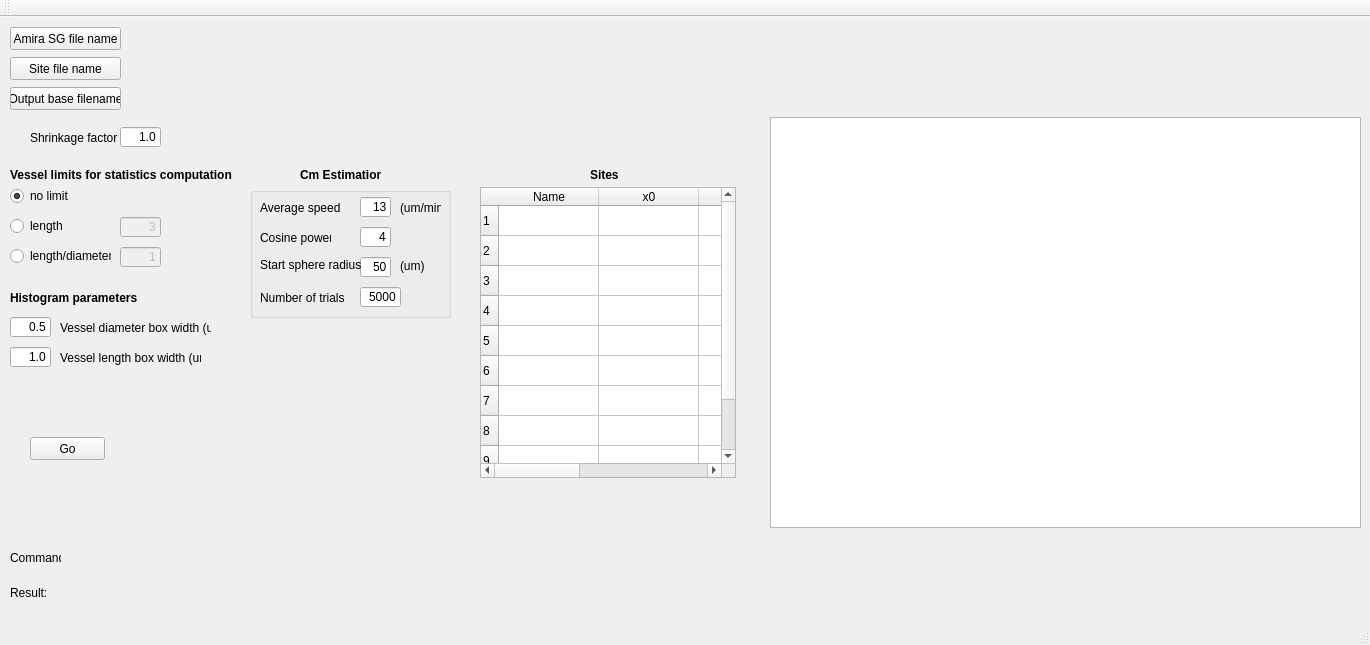
First picture: the form in Qt/Batcher/mainwindow.ui, repository gibbogle/vessel-tools, before the edit.
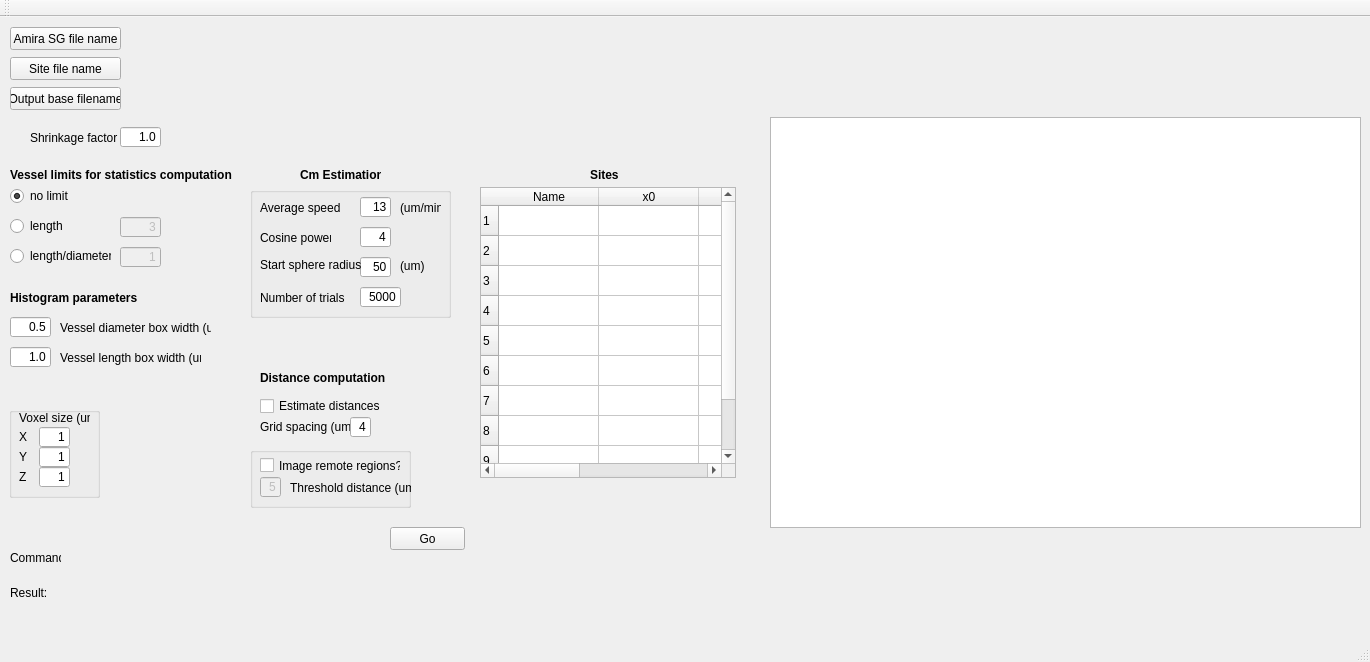
Second picture: the form after the edit.

Patch:
```diff
--- a/Qt/Batcher/mainwindow.ui
+++ b/Qt/Batcher/mainwindow.ui
@@ -7,7 +7,7 @@
     <x>0</x>
     <y>0</y>
     <width>1370</width>
-    <height>645</height>
+    <height>662</height>
    </rect>
   </property>
   <property name="windowTitle">
@@ -43,8 +43,8 @@
    <widget class="QPushButton" name="pushButtonAnalyse">
     <property name="geometry">
      <rect>
-      <x>30</x>
-      <y>420</y>
+      <x>390</x>
+      <y>510</y>
       <width>75</width>
       <height>23</height>
      </rect>
@@ -671,6 +671,251 @@
      <string/>
     </property>
    </widget>
+   <widget class="QGroupBox" name="groupBoxVoxel">
+    <property name="geometry">
+     <rect>
+      <x>9</x>
+      <y>390</y>
+      <width>91</width>
+      <height>91</height>
+     </rect>
+    </property>
+    <property name="title">
+     <string/>
+    </property>
+    <widget class="QLabel" name="label_voxel">
+     <property name="geometry">
+      <rect>
+       <x>10</x>
+       <y>0</y>
+       <width>71</width>
+       <height>21</height>
+      </rect>
+     </property>
+     <property name="text">
+      <string>Voxel size (um)</string>
+     </property>
+    </widget>
+    <widget class="QLabel" name="label_X">
+     <property name="geometry">
+      <rect>
+       <x>10</x>
+       <y>20</y>
+       <width>16</width>
+       <height>20</height>
+      </rect>
+     </property>
+     <property name="text">
+      <string>X</string>
+     </property>
+    </widget>
+    <widget class="QLineEdit" name="lineEditVx">
+     <property name="geometry">
+      <rect>
+       <x>30</x>
+       <y>20</y>
+       <width>31</width>
+       <height>20</height>
+      </rect>
+     </property>
+     <property name="text">
+      <string>1</string>
+     </property>
+     <property name="alignment">
+      <set>Qt::AlignRight|Qt::AlignTrailing|Qt::AlignVCenter</set>
+     </property>
+    </widget>
+    <widget class="QLineEdit" name="lineEditVy">
+     <property name="geometry">
+      <rect>
+       <x>30</x>
+       <y>40</y>
+       <width>31</width>
+       <height>20</height>
+      </rect>
+     </property>
+     <property name="text">
+      <string>1</string>
+     </property>
+     <property name="alignment">
+      <set>Qt::AlignRight|Qt::AlignTrailing|Qt::AlignVCenter</set>
+     </property>
+    </widget>
+    <widget class="QLabel" name="label_Y">
+     <property name="geometry">
+      <rect>
+       <x>10</x>
+       <y>40</y>
+       <width>16</width>
+       <height>20</height>
+      </rect>
+     </property>
+     <property name="text">
+      <string>Y</string>
+     </property>
+    </widget>
+    <widget class="QLabel" name="label_Z">
+     <property name="geometry">
+      <rect>
+       <x>10</x>
+       <y>60</y>
+       <width>16</width>
+       <height>20</height>
+      </rect>
+     </property>
+     <property name="text">
+      <string>Z</string>
+     </property>
+    </widget>
+    <widget class="QLineEdit" name="lineEditVz">
+     <property name="geometry">
+      <rect>
+       <x>30</x>
+       <y>60</y>
+       <width>31</width>
+       <height>20</height>
+      </rect>
+     </property>
+     <property name="text">
+      <string>1</string>
+     </property>
+     <property name="alignment">
+      <set>Qt::AlignRight|Qt::AlignTrailing|Qt::AlignVCenter</set>
+     </property>
+    </widget>
+   </widget>
+   <widget class="QLabel" name="labelGrid_dx">
+    <property name="geometry">
+     <rect>
+      <x>260</x>
+      <y>400</y>
+      <width>91</width>
+      <height>20</height>
+     </rect>
+    </property>
+    <property name="text">
+     <string>Grid spacing (um)</string>
+    </property>
+   </widget>
+   <widget class="QLineEdit" name="lineEditGrid_dx">
+    <property name="geometry">
+     <rect>
+      <x>350</x>
+      <y>400</y>
+      <width>21</width>
+      <height>20</height>
+     </rect>
+    </property>
+    <property name="text">
+     <string>4</string>
+    </property>
+    <property name="alignment">
+     <set>Qt::AlignRight|Qt::AlignTrailing|Qt::AlignVCenter</set>
+    </property>
+   </widget>
+   <widget class="QGroupBox" name="groupBoxImage">
+    <property name="geometry">
+     <rect>
+      <x>250</x>
+      <y>430</y>
+      <width>161</width>
+      <height>61</height>
+     </rect>
+    </property>
+    <property name="title">
+     <string/>
+    </property>
+    <widget class="QLabel" name="label_threshold">
+     <property name="geometry">
+      <rect>
+       <x>40</x>
+       <y>30</y>
+       <width>121</width>
+       <height>21</height>
+      </rect>
+     </property>
+     <property name="text">
+      <string>Threshold distance (um)</string>
+     </property>
+    </widget>
+    <widget class="QLineEdit" name="lineEditThreshold">
+     <property name="enabled">
+      <bool>false</bool>
+     </property>
+     <property name="geometry">
+      <rect>
+       <x>10</x>
+       <y>30</y>
+       <width>21</width>
+       <height>20</height>
+      </rect>
+     </property>
+     <property name="text">
+      <string>5</string>
+     </property>
+     <property name="alignment">
+      <set>Qt::AlignRight|Qt::AlignTrailing|Qt::AlignVCenter</set>
+     </property>
+    </widget>
+    <widget class="QCheckBox" name="checkBoxImage">
+     <property name="geometry">
+      <rect>
+       <x>10</x>
+       <y>10</y>
+       <width>141</width>
+       <height>17</height>
+      </rect>
+     </property>
+     <property name="text">
+      <string>Image remote regions?</string>
+     </property>
+    </widget>
+   </widget>
+   <widget class="QLabel" name="label_distance">
+    <property name="geometry">
+     <rect>
+      <x>260</x>
+      <y>350</y>
+      <width>131</width>
+      <height>21</height>
+     </rect>
+    </property>
+    <property name="font">
+     <font>
+      <weight>75</weight>
+      <bold>true</bold>
+     </font>
+    </property>
+    <property name="text">
+     <string>Distance computation</string>
+    </property>
+   </widget>
+   <widget class="QLabel" name="labelResultImage">
+    <property name="geometry">
+     <rect>
+      <x>60</x>
+      <y>590</y>
+      <width>1251</width>
+      <height>21</height>
+     </rect>
+    </property>
+    <property name="text">
+     <string/>
+    </property>
+   </widget>
+   <widget class="QCheckBox" name="checkBoxDistance">
+    <property name="geometry">
+     <rect>
+      <x>260</x>
+      <y>380</y>
+      <width>121</width>
+      <height>18</height>
+     </rect>
+    </property>
+    <property name="text">
+     <string>Estimate distances?</string>
+    </property>
+   </widget>
   </widget>
   <widget class="QMenuBar" name="menuBar">
    <property name="geometry">
```
Left out of the diff: 4 changed lines with no effect on the pictures.
